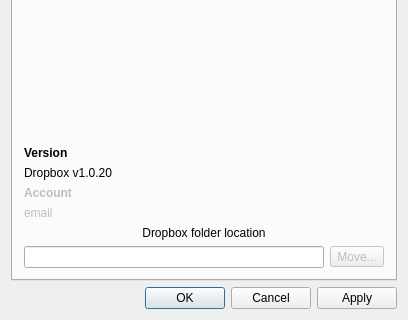
Qt form src/mainwindow.ui (gtgt/kfilebox) before a commit; both pictures show x 0 to 408 and y 205 to 525 of the 408 by 525 pixel window.
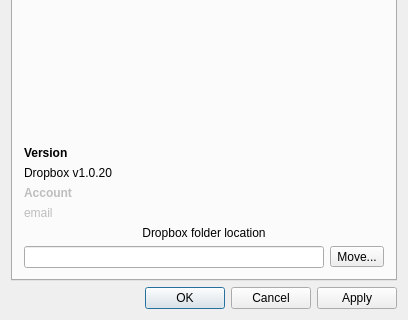
The same form after that commit. The open tabs and pages were chosen to show the change. Icons and pictures are not drawn.

Commit message: Added an ability to change sync folder if user moved it using GTK GUI

Patch:
```diff
--- a/src/mainwindow.ui
+++ b/src/mainwindow.ui
@@ -213,9 +213,6 @@
           </item>
           <item>
            <widget class="QToolButton" name="moveDropboxFolder">
-            <property name="enabled">
-             <bool>false</bool>
-            </property>
             <property name="text">
              <string>Move...</string>
             </property>
```
The commit also changes 5 other files.
